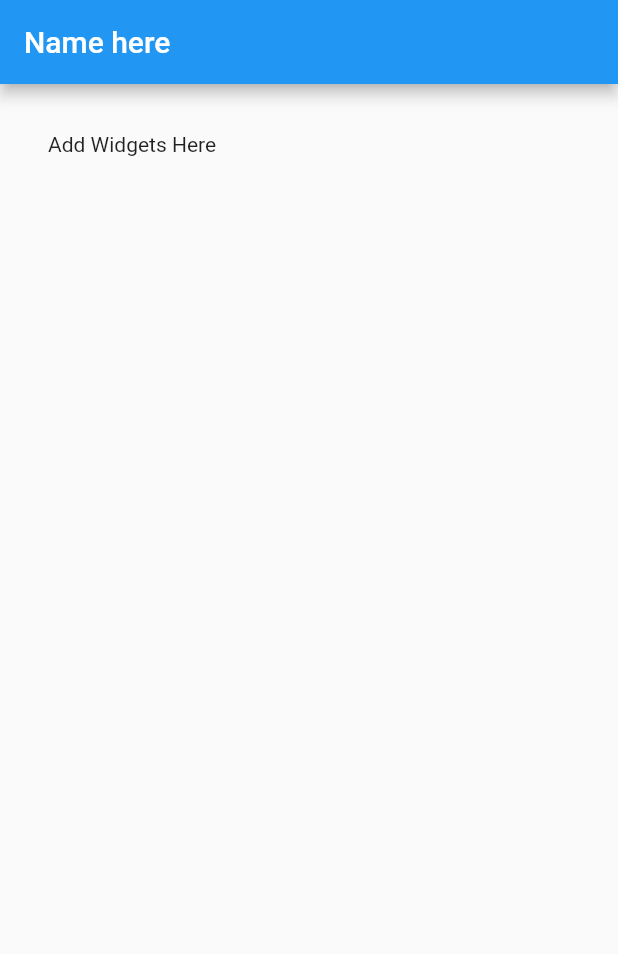
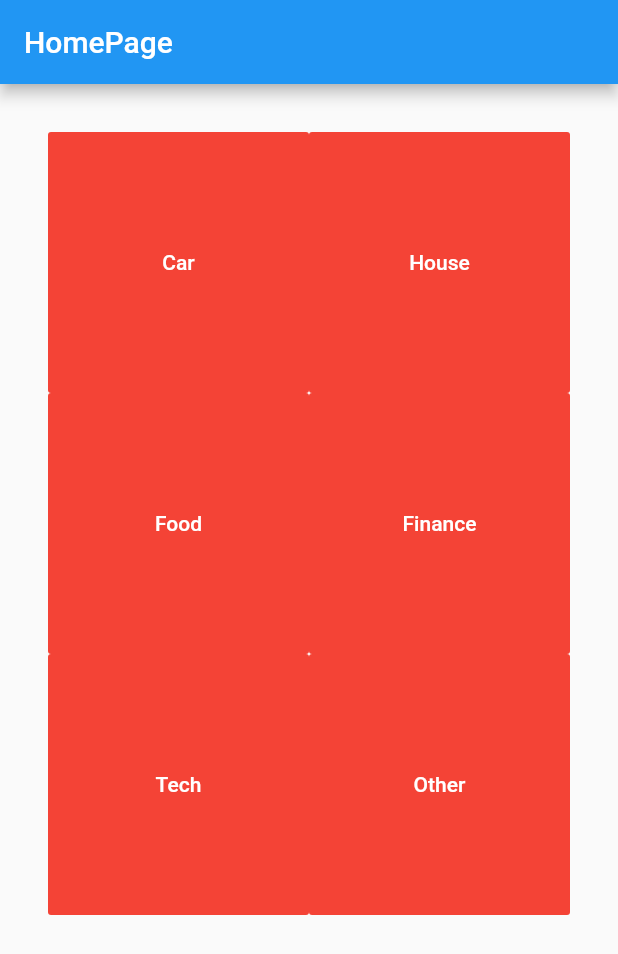
Before and after one commit to Peyton232/angelhacks, a Flutter app: the screen it shows after launch, on a phone screen of 412 x 824 dp. Shown: the top 954 px of the screen. Run offline on Flutter 3.47's test engine with Material 2 defaults, Android fonts, the phone set to English and light mode, and no system bars.

Commit message:
added button grid

```diff
--- a/lib/main.dart
+++ b/lib/main.dart
@@ -1,4 +1,10 @@
 import 'package:flutter/material.dart';
+import 'pages/carPages/carHomePage.dart';
+import 'pages/financePages/financeHomePage.dart';
+import 'pages/foodPages/foodHomePage.dart';
+import 'pages/homePages/homeHomePage.dart';
+import 'pages/otherPages/otherHomePage.dart';
+import 'pages/techPages/techHomePage.dart';
 
 void main() {
   runApp(new MaterialApp(
@@ -16,16 +22,75 @@ class _State extends State<MyApp> {
   Widget build(BuildContext context) {
     return new Scaffold(
       appBar: new AppBar(
-        title: new Text('Name here'),
+        title: new Text('HomePage'),
       ),
       body: new Container(
-        padding: new EdgeInsets.all(32.0),
-        child: new Column(
-          children: <Widget>[
-            new Text('Add Widgets Here')
-          ],
-        ),
-      ),
+          padding: new EdgeInsets.all(32.0),
+          child: new GridView.count(
+            crossAxisCount: 2,
+            children: <Widget>[
+              FlatButton(
+                textColor: Colors.white,
+                color: Colors.red,
+                padding: EdgeInsets.all(10),
+                child: Text('Car'),
+                onPressed: () {
+                  Navigator.push(context,
+                      MaterialPageRoute(builder: (context) => CarHomePage()));
+                },
+              ),
+              FlatButton(
+                textColor: Colors.white,
+                color: Colors.red,
+                padding: EdgeInsets.all(10),
+                child: Text('House'),
+                onPressed: () {
+                  Navigator.push(context,
+                      MaterialPageRoute(builder: (context) => HomeHomePage()));
+                },
+              ),
+              FlatButton(
+                textColor: Colors.white,
+                color: Colors.red,
+                padding: EdgeInsets.all(10),
+                child: Text('Food'),
+                onPressed: () {
+                  Navigator.push(context,
+                      MaterialPageRoute(builder: (context) => FoodHomePage()));
+                },
+              ),
+              FlatButton(
+                textColor: Colors.white,
+                color: Colors.red,
+                padding: EdgeInsets.all(10),
+                child: Text('Finance'),
+                onPressed: () {
+                  Navigator.push(context,
+                      MaterialPageRoute(builder: (context) => FinanceHomePage()));
+                },
+              ),
+              FlatButton(
+                textColor: Colors.white,
+                color: Colors.red,
+                padding: EdgeInsets.all(10),
+                child: Text('Tech'),
+                onPressed: () {
+                  Navigator.push(context,
+                      MaterialPageRoute(builder: (context) => TechHomePage()));
+                },
+              ),
+              FlatButton(
+                textColor: Colors.white,
+                color: Colors.red,
+                padding: EdgeInsets.all(10),
+                child: Text('Other'),
+                onPressed: () {
+                  Navigator.push(context,
+                      MaterialPageRoute(builder: (context) => OtherHomePage()));
+                },
+              ),
+            ],
+          )),
     );
   }
 }
```
Also changed, not shown: lib/pages/carPages/carHomePage.dart (+25 -0 lines), lib/pages/financePages/financeHomePage.dart (+25 -0 lines), lib/pages/foodPages/foodHomePage.dart (+25 -0 lines), lib/pages/homePages/homeHomePage.dart (+25 -0 lines), lib/pages/otherPages/otherHomePage.dart (+25 -0 lines), lib/pages/techPages/techHomePage.dart (+25 -0 lines), 1 other file.
